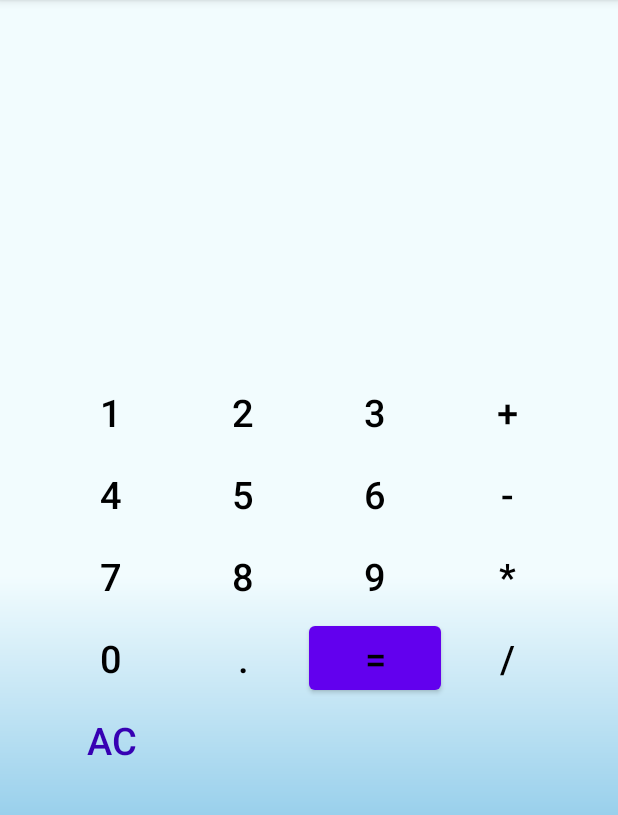
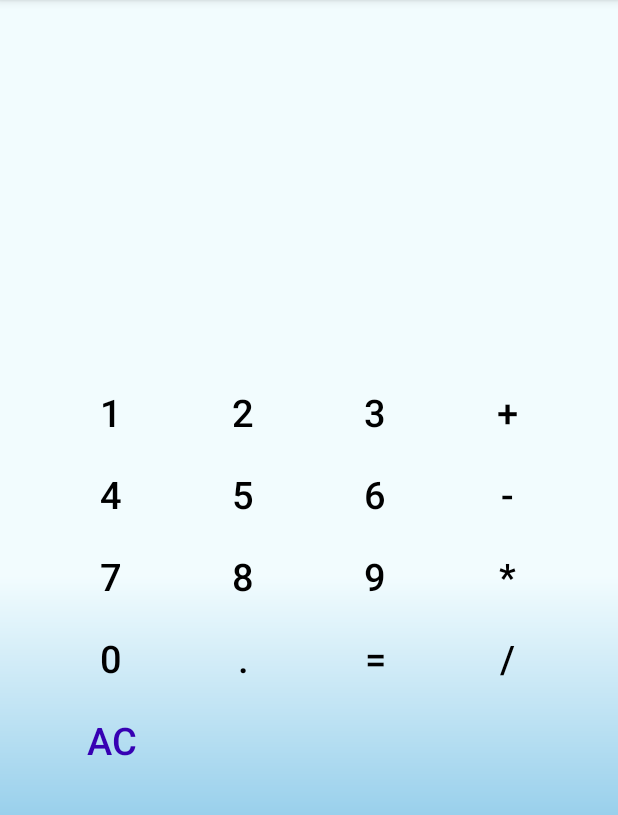
Before and after one commit to DenZoHunter/Calculator, an Android app: the screen it shows after launch (CalculatorActivity), on a phone screen of 412 x 824 dp, the part 84-899 px from its top. Run offline under Robolectric (Android 15) with nearby library versions, the phone set to English and light mode, and no system bars.

Commit message:
Добавил стиль

```diff
--- a/app/src/main/AndroidManifest.xml
+++ b/app/src/main/AndroidManifest.xml
@@ -8,7 +8,7 @@
         android:label="@string/app_name"
         android:roundIcon="@mipmap/ic_launcher_round"
         android:supportsRtl="true"
-        android:theme="@style/Theme.Calcilator">
+        android:theme="@style/Theme.Calculator">
         <activity android:name="ru.geekbrains.calculator.ui.CalculatorActivity">
             <intent-filter>
                 <action android:name="android.intent.action.MAIN" />
--- a/app/src/main/res/layout/activity_calc_grid.xml
+++ b/app/src/main/res/layout/activity_calc_grid.xml
@@ -4,158 +4,110 @@
     android:layout_height="wrap_content"
     android:layout_gravity="center"
     android:columnCount="@integer/column_count"
-    android:orientation="horizontal">
+    android:orientation="horizontal"
+    android:theme="@style/Theme.Calculator">
 
     <com.google.android.material.button.MaterialButton
         android:id="@+id/btn1"
-        style="@style/Widget.AppCompat.Button.Borderless"
         android:layout_width="wrap_content"
         android:layout_height="wrap_content"
-        android:text="@string/button1"
-        android:textColor="@color/black"
-        android:textSize="@dimen/text_size_for_calc_button" />
+        android:text="@string/button1" />
 
     <com.google.android.material.button.MaterialButton
         android:id="@+id/btn2"
-        style="@style/Widget.AppCompat.Button.Borderless"
         android:layout_width="wrap_content"
         android:layout_height="wrap_content"
-        android:text="@string/button2"
-        android:textColor="@color/black"
-        android:textSize="@dimen/text_size_for_calc_button" />
+        android:text="@string/button2" />
 
     <com.google.android.material.button.MaterialButton
         android:id="@+id/btn3"
-        style="@style/Widget.AppCompat.Button.Borderless"
         android:layout_width="wrap_content"
         android:layout_height="wrap_content"
-        android:text="@string/button3"
-        android:textColor="@color/black"
-        android:textSize="@dimen/text_size_for_calc_button" />
+        android:text="@string/button3" />
 
     <com.google.android.material.button.MaterialButton
         android:id="@+id/btn_plus"
-        style="@style/Widget.AppCompat.Button.Borderless"
         android:layout_width="wrap_content"
         android:layout_height="wrap_content"
-        android:text="@string/button_plus"
-        android:textColor="@color/black"
-        android:textSize="@dimen/text_size_for_calc_button" />
+        android:text="@string/button_plus" />
 
     <com.google.android.material.button.MaterialButton
         android:id="@+id/btn4"
-        style="@style/Widget.AppCompat.Button.Borderless"
         android:layout_width="wrap_content"
         android:layout_height="wrap_content"
-        android:text="@string/button4"
-        android:textColor="@color/black"
-        android:textSize="@dimen/text_size_for_calc_button" />
+        android:text="@string/button4" />
 
     <com.google.android.material.button.MaterialButton
         android:id="@+id/btn5"
-        style="@style/Widget.AppCompat.Button.Borderless"
         android:layout_width="wrap_content"
         android:layout_height="wrap_content"
-        android:text="@string/button5"
-        android:textColor="@color/black"
-        android:textSize="@dimen/text_size_for_calc_button" />
+        android:text="@string/button5" />
 
     <com.google.android.material.button.MaterialButton
         android:id="@+id/btn6"
-        style="@style/Widget.AppCompat.Button.Borderless"
         android:layout_width="wrap_content"
         android:layout_height="wrap_content"
-        android:text="@string/button6"
-        android:textColor="@color/black"
-        android:textSize="@dimen/text_size_for_calc_button" />
+        android:text="@string/button6" />
 
     <com.google.android.material.button.MaterialButton
         android:id="@+id/btn_minus"
-        style="@style/Widget.AppCompat.Button.Borderless"
         android:layout_width="wrap_content"
         android:layout_height="wrap_content"
-        android:text="@string/button_minus"
-        android:textColor="@color/black"
-        android:textSize="@dimen/text_size_for_calc_button" />
+        android:text="@string/button_minus" />
 
     <com.google.android.material.button.MaterialButton
         android:id="@+id/btn7"
-        style="@style/Widget.AppCompat.Button.Borderless"
         android:layout_width="wrap_content"
         android:layout_height="wrap_content"
-        android:text="@string/button7"
-        android:textColor="@color/black"
-        android:textSize="@dimen/text_size_for_calc_button" />
+        android:text="@string/button7" />
 
     <com.google.android.material.button.MaterialButton
         android:id="@+id/btn8"
-        style="@style/Widget.AppCompat.Button.Borderless"
         android:layout_width="wrap_content"
         android:layout_height="wrap_content"
-        android:text="@string/button8"
-        android:textColor="@color/black"
-        android:textSize="@dimen/text_size_for_calc_button" />
+        android:text="@string/button8" />
 
     <com.google.android.material.button.MaterialButton
         android:id="@+id/btn9"
-        style="@style/Widget.AppCompat.Button.Borderless"
         android:layout_width="wrap_content"
         android:layout_height="wrap_content"
-        android:text="@string/button9"
-        android:textColor="@color/black"
-        android:textSize="@dimen/text_size_for_calc_button" />
+        android:text="@string/button9" />
 
     <com.google.android.material.button.MaterialButton
         android:id="@+id/btn_multiply"
-        style="@style/Widget.AppCompat.Button.Borderless"
         android:layout_width="wrap_content"
         android:layout_height="wrap_content"
-        android:text="@string/button_multiply"
-        android:textColor="@color/black"
-        android:textSize="@dimen/text_size_for_calc_button" />
+        android:text="@string/button_multiply" />
 
     <com.google.android.material.button.MaterialButton
         android:id="@+id/btn0"
-        style="@style/Widget.AppCompat.Button.Borderless"
         android:layout_width="wrap_content"
         android:layout_height="wrap_content"
-        android:text="@string/button0"
-        android:textColor="@color/black"
-        android:textSize="@dimen/text_size_for_calc_button" />
+        android:text="@string/button0" />
 
     <com.google.android.material.button.MaterialButton
         android:id="@+id/btn_dot"
-        style="@style/Widget.AppCompat.Button.Borderless"
         android:layout_width="wrap_content"
         android:layout_height="wrap_content"
-        android:text="@string/button_dot"
-        android:textColor="@color/black"
-        android:textSize="@dimen/text_size_for_calc_button" />
+        android:text="@string/button_dot" />
 
     <com.google.android.material.button.MaterialButton
         android:id="@+id/btn_equal"
         android:layout_width="wrap_content"
         android:layout_height="wrap_content"
-        android:text="@string/button_equal"
-        android:textColor="@color/black"
-        android:textSize="@dimen/text_size_for_calc_button" />
+        android:text="@string/button_equal" />
 
     <com.google.android.material.button.MaterialButton
         android:id="@+id/btn_div"
-        style="@style/Widget.AppCompat.Button.Borderless"
         android:layout_width="wrap_content"
         android:layout_height="wrap_content"
-        android:text="@string/button_div"
-        android:textColor="@color/black"
-        android:textSize="@dimen/text_size_for_calc_button" />
+        android:text="@string/button_div" />
 
     <com.google.android.material.button.MaterialButton
         android:id="@+id/btn_clear"
-        style="@style/Widget.AppCompat.Button.Borderless.Colored"
         android:layout_width="wrap_content"
         android:layout_height="wrap_content"
         android:text="@string/button_clear"
-        android:textColor="@color/purple_700"
-        android:textSize="@dimen/text_size_for_calc_button" />
+        android:textColor="@color/purple_700" />
 
 </GridLayout>
--- a/app/src/main/res/values-night/themes.xml
+++ b/app/src/main/res/values-night/themes.xml
@@ -1,6 +1,6 @@
 <resources xmlns:tools="http://schemas.android.com/tools">
     <!-- Base application theme. -->
-    <style name="Theme.Calcilator" parent="Theme.MaterialComponents.DayNight.DarkActionBar">
+    <style name="Theme.Calculator" parent="Theme.MaterialComponents.DayNight.DarkActionBar">
         <!-- Primary brand color. -->
         <item name="colorPrimary">@color/purple_200</item>
         <item name="colorPrimaryVariant">@color/purple_700</item>
--- a/app/src/main/res/values/dimens.xml
+++ b/app/src/main/res/values/dimens.xml
@@ -1,6 +1,6 @@
 <?xml version="1.0" encoding="utf-8"?>
 <resources>
     <dimen name="text_size_for_calc_button">25sp</dimen>
-    <dimen name="text_size_for_calc_buff_view">25dp</dimen>
-    <dimen name="text_size_for_calc_main_view">35dp</dimen>
+    <dimen name="text_size_for_calc_buff_view">25sp</dimen>
+    <dimen name="text_size_for_calc_main_view">35sp</dimen>
 </resources>
--- /dev/null
+++ b/app/src/main/res/values/styles.xml
@@ -0,0 +1,9 @@
+<?xml version="1.0" encoding="utf-8"?>
+<resources>
+
+    <style name="CalcButtonStyle" parent="Widget.AppCompat.Button.Borderless">
+        <item name="android:textSize">@dimen/text_size_for_calc_button</item>
+        <item name="android:textColor">@color/black</item>
+
+    </style>
+</resources>
--- a/app/src/main/res/values/themes.xml
+++ b/app/src/main/res/values/themes.xml
@@ -1,6 +1,6 @@
 <resources xmlns:tools="http://schemas.android.com/tools">
     <!-- Base application theme. -->
-    <style name="Theme.Calcilator" parent="Theme.MaterialComponents.DayNight.DarkActionBar">
+    <style name="Theme.Calculator" parent="Theme.MaterialComponents.DayNight.DarkActionBar">
         <!-- Primary brand color. -->
         <item name="colorPrimary">@color/purple_500</item>
         <item name="colorPrimaryVariant">@color/purple_700</item>
@@ -12,5 +12,8 @@
         <!-- Status bar color. -->
         <item name="android:statusBarColor" tools:targetApi="l">?attr/colorPrimaryVariant</item>
         <!-- Customize your theme here. -->
+
+        <item name="materialButtonStyle">@style/CalcButtonStyle</item>
+
     </style>
 </resources>
```
